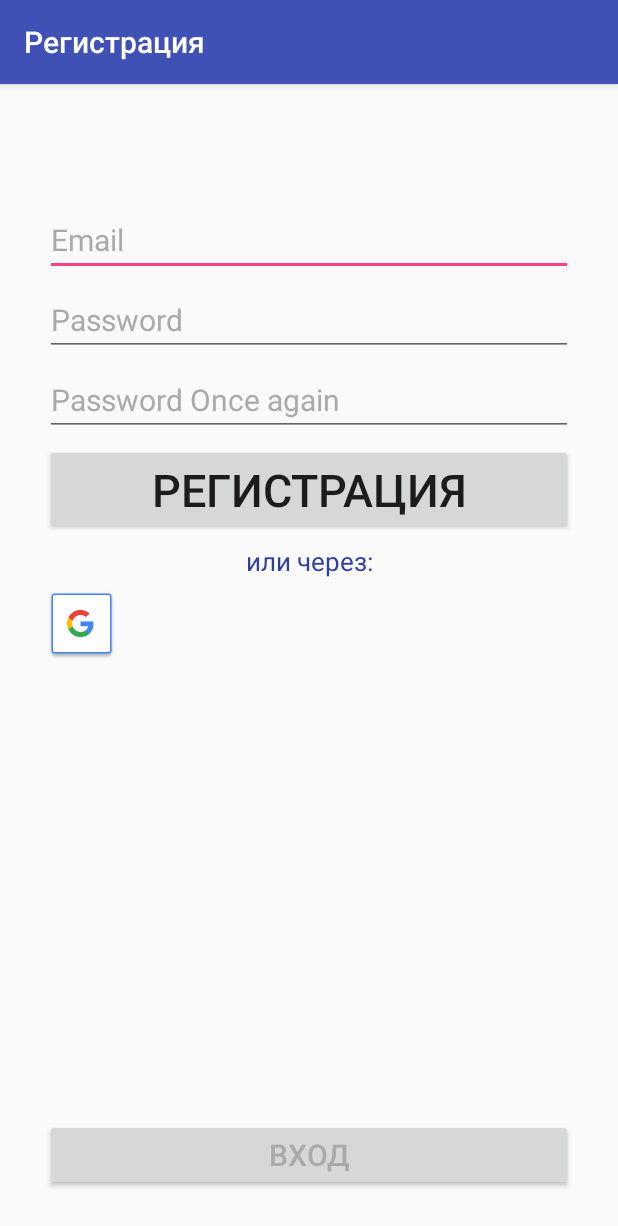
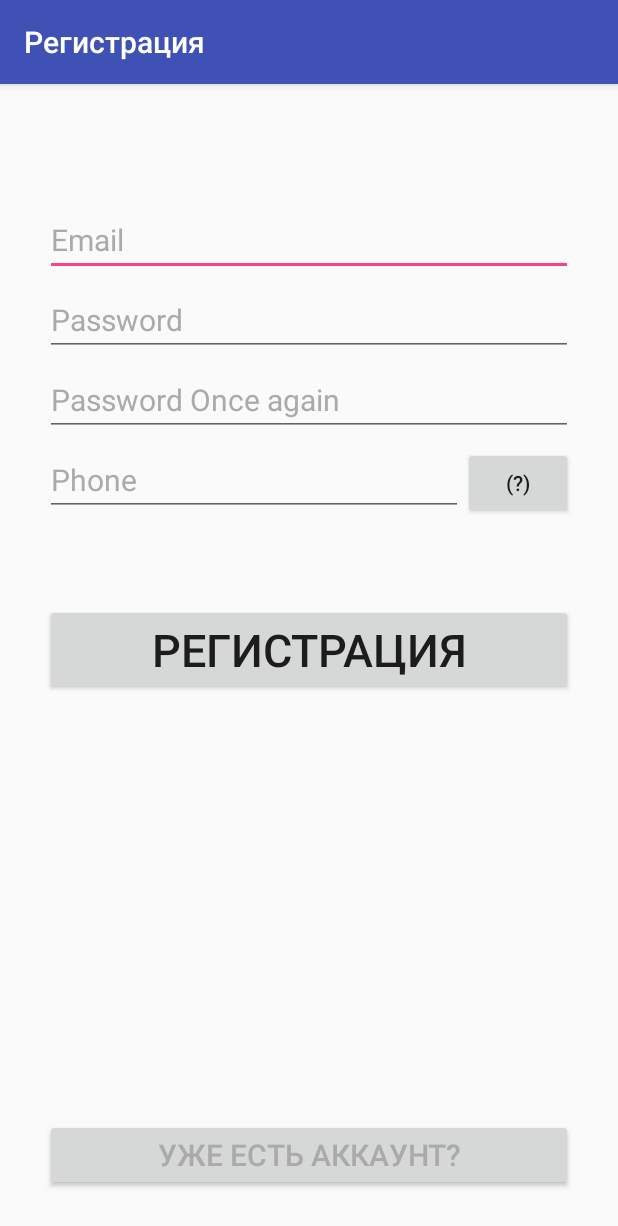
Before and after one commit to vidinalex/Nareznoy, an Android app: the LoginActivity screen opened directly, with no data from a screen before it, after a tap on "Register Here!", on a phone screen of 412 x 824 dp. Shown: the top 1226 px of the screen. Run offline under Robolectric (Android 15) with nearby library versions, the phone set to English and light mode, and no system bars; our stand-ins replace Firebase (no records; nobody signed in at launch, a user with empty details on screens opened directly).

Commit message:
-пиздец

```diff
--- a/app/src/main/java/com/example/vidinalex/helpme/LoginActivity.java
+++ b/app/src/main/java/com/example/vidinalex/helpme/LoginActivity.java
@@ -37,7 +37,7 @@ public class LoginActivity extends AppCompatActivity implements View.OnClickList
     @Override
     protected void onCreate(Bundle savedInstanceState) {
         super.onCreate(savedInstanceState);
-        setContentView(R.layout.activity_login);
+        setContentView(R.layout.activity_email_login);
         mSettings = getSharedPreferences(APP_PREFERENCES, Context.MODE_PRIVATE);
         mSettings2 = getSharedPreferences(APP_PREFERENCES2, Context.MODE_PRIVATE);
 
@@ -70,7 +70,7 @@ public class LoginActivity extends AppCompatActivity implements View.OnClickList
         refToReg.setOnClickListener(new View.OnClickListener() {
             @Override
             public void onClick(View view) {
-                Intent intent = new Intent(LoginActivity.this, RegisterActivity.class);
+                Intent intent = new Intent(LoginActivity.this, EmailRegistrationActivity.class);
                 LoginActivity.this.startActivity(intent);
                 closeActivity();
 
@@ -81,7 +81,7 @@ public class LoginActivity extends AppCompatActivity implements View.OnClickList
 
 
         findViewById(R.id.bLogin).setOnClickListener(this);
-        //findViewById(R.id.bRegister).setOnClickListener(this);
+        findViewById(R.id.refToPhone).setOnClickListener(this);
     }
 
     @Override
@@ -90,6 +90,12 @@ public class LoginActivity extends AppCompatActivity implements View.OnClickList
         {
             if(!ETemail.getText().toString().equals("") && !ETpassword.getText().toString().equals(""))
             signin(ETemail.getText().toString(),ETpassword.getText().toString());
+        }
+        if(view.getId() == R.id.refToPhone)
+        {
+            Intent intent = new Intent(LoginActivity.this, PhoneLoginActivity.class);
+            startActivity(intent);
+
         }
     }
 
--- a/app/src/main/java/com/example/vidinalex/helpme/ProfileActivity.java
+++ b/app/src/main/java/com/example/vidinalex/helpme/ProfileActivity.java
@@ -41,8 +41,9 @@ public class ProfileActivity extends AppCompatActivity{
 
         final TextView gmail = findViewById(R.id.gmail);
 
-        DatabaseReference userDatabaseReference = firebaseDatabase.getReference("users").child(firebaseAuth.getUid());
+        DatabaseReference userDatabaseReference = firebaseDatabase.getReference("users").child(firebaseAuth.getCurrentUser().getUid());
 
+        //TODO если заходит с телефона - вылет(
 
             userDatabaseReference.child("gmail").addListenerForSingleValueEvent(new ValueEventListener() {
                 @Override
@@ -55,6 +56,8 @@ public class ProfileActivity extends AppCompatActivity{
 
                 }
             });
+
+
 
         final TextView points = findViewById(R.id.points);
 
--- a/app/src/main/java/com/example/vidinalex/helpme/RegisterActivity.java
+++ /dev/null
@@ -1,127 +0,0 @@
-package com.example.vidinalex.helpme;
-
-import android.content.Intent;
-import android.os.Bundle;
-import android.support.annotation.NonNull;
-import android.support.v7.app.AppCompatActivity;
-import android.view.View;
-import android.widget.Button;
-import android.widget.EditText;
-import android.widget.Toast;
-
-import com.google.android.gms.tasks.OnCompleteListener;
-import com.google.android.gms.tasks.Task;
-import com.google.firebase.auth.AuthResult;
-import com.google.firebase.auth.FirebaseAuth;
-import com.google.firebase.auth.FirebaseUser;
-import com.google.firebase.database.DatabaseReference;
-import com.google.firebase.database.FirebaseDatabase;
-
-
-public class RegisterActivity extends AppCompatActivity implements View.OnClickListener{
-
-    private FirebaseAuth mAuth;
-    private FirebaseDatabase firebaseDatabase;
-
-    private EditText ETemail;
-    private EditText ETpassword;
-    private EditText ETpasswordConfirmation;
-    private Button refToLog;
-    private FirebaseAuth.AuthStateListener mAuthListener;
-
-    @Override
-    protected void onCreate(Bundle savedInstanceState) {
-        super.onCreate(savedInstanceState);
-        setContentView(R.layout.activity_register);
-
-        mAuth = FirebaseAuth.getInstance();
-
-        mAuthListener = new FirebaseAuth.AuthStateListener() {
-            @Override
-            public void onAuthStateChanged(@NonNull FirebaseAuth firebaseAuth) {
-                FirebaseUser user = firebaseAuth.getCurrentUser();
-                if (user != null) {
-                    // User is signed in
-
-                } else {
-                    // User is signed out
-
-                }
-
-            }
-        };
-
-        ETemail = (EditText) findViewById(R.id.etEmail);
-        ETpassword = (EditText) findViewById(R.id.etPassword);
-        ETpasswordConfirmation = (EditText) findViewById(R.id.etPasswordConfirmation);
-        refToLog = (Button) findViewById(R.id.bRefLogin);
-
-        //findViewById(R.id.bLogin).setOnClickListener(this);
-        findViewById(R.id.bRegister).setOnClickListener(this);
-
-        refToLog.setOnClickListener(new View.OnClickListener() {
-            @Override
-            public void onClick(View view) {
-                Intent intent = new Intent(RegisterActivity.this, LoginActivity.class);
-                RegisterActivity.this.startActivity(intent);
-                closeActivity();
-            }
-        });
-    }
-
-
-
-    @Override
-    public void onClick(View view) {
-        if (view.getId() == R.id.bRegister) {
-            String email = ETemail.getText().toString();
-            if(email.substring(0, email.indexOf("@")).length() >=6)
-            {
-                if (ETpassword.getText().toString().length() >= 6)
-                {
-                   if (ETpassword.getText().toString().equals(ETpasswordConfirmation.getText().toString()))
-                       registration(ETemail.getText().toString(), ETpassword.getText().toString());
-                   else
-                       Toast.makeText(RegisterActivity.this, "Пароли не совпадают", Toast.LENGTH_SHORT).show();
-                }
-                else
-                {
-                    Toast.makeText(RegisterActivity.this, "Пароль не меенее 6 символов", Toast.LENGTH_SHORT).show();
-                }
-            }
-            else
-                Toast.makeText(RegisterActivity.this, "Имэйл не менее 6 символов", Toast.LENGTH_SHORT).show();
-        }
-
-    }
-
-
-    public void registration (final String email , String password) {
-
-
-            mAuth.createUserWithEmailAndPassword(email, password).addOnCompleteListener(this, new OnCompleteListener<AuthResult>() {
-                @Override
-                public void onComplete(@NonNull Task<AuthResult> task) {
-                    if (task.isSuccessful()) {
-                        Toast.makeText(RegisterActivity.this, "Регистрация успешна", Toast.LENGTH_SHORT).show();
-
-                        firebaseDatabase = FirebaseDatabase.getInstance();
-                        DatabaseReference databaseReference = firebaseDatabase.getReference("users").child(mAuth.getUid());
-                        databaseReference.child("gmail").setValue(email);
-                        databaseReference.child("points").setValue(0);
-
-                        Intent intent = new Intent(RegisterActivity.this, LoginActivity.class);
-                        RegisterActivity.this.startActivity(intent);
-                        closeActivity();
-
-                    } else
-                        Toast.makeText(RegisterActivity.this, "Пользователь с таким имэйлом уже есть", Toast.LENGTH_SHORT).show();
-                }
-            });
-
-    }
-
-    private void closeActivity() {
-        this.finish();
-    }
-}
--- a/app/src/main/res/layout/activity_register.xml
+++ b/app/src/main/res/layout/activity_email_registration.xml
@@ -4,7 +4,7 @@
     xmlns:tools="http://schemas.android.com/tools"
     android:layout_width="match_parent"
     android:layout_height="match_parent"
-    tools:context=".RegisterActivity">
+    tools:context=".EmailRegistrationActivity">
     <LinearLayout
         xmlns:android="http://schemas.android.com/apk/res/android"
         android:id="@+id/activity_main"
@@ -47,6 +47,44 @@
             android:textColor="@android:color/darker_gray"
             android:inputType="textPassword" />
 
+        <LinearLayout
+            android:layout_marginTop="5dp"
+            android:layout_width="match_parent"
+            android:layout_height="wrap_content">
+
+            <EditText
+                android:id="@+id/etPhoneNumber"
+                android:layout_width="match_parent"
+                android:layout_height="wrap_content"
+                android:textColorHint="@android:color/darker_gray"
+                android:textSize="20sp"
+                android:textColor="@android:color/darker_gray"
+                android:inputType="phone"
+                android:hint="Phone"
+                android:layout_weight="5"
+                />
+            <Button
+                android:layout_width="wrap_content"
+                android:layout_height="wrap_content"
+                android:text="(?)"
+                android:layout_weight="1"
+                android:id="@+id/bPhoneHelp"
+                />
+
+        </LinearLayout>
+
+        <EditText
+            android:layout_marginTop="5dp"
+            android:id="@+id/etConfirmationCode"
+            android:textColorHint="@android:color/darker_gray"
+            android:layout_width="match_parent"
+            android:layout_height="wrap_content"
+            android:hint="Код подтверждения"
+            android:textSize="20sp"
+            android:visibility="invisible"
+            android:textColor="@android:color/darker_gray"
+            android:inputType="number" />
+
 
         <Button
             android:layout_marginTop="5dp"
@@ -56,27 +94,6 @@
             android:textSize="30sp"
             android:text="РЕГИСТРАЦИЯ" />
 
-        <TextView
-            android:layout_marginTop="5dp"
-            android:layout_width="match_parent"
-            android:layout_height="wrap_content"
-            android:textSize="17sp"
-            android:text="или через:"
-            android:gravity="center_horizontal"
-            android:textColor="@color/colorPrimaryDark"/>
-
-        <LinearLayout
-            android:layout_marginTop="5dp"
-            android:layout_width="match_parent"
-            android:layout_height="wrap_content"
-            android:orientation="horizontal">
-
-            <ImageView
-                android:layout_width="wrap_content"
-                android:layout_height="wrap_content"
-                android:src="@drawable/common_google_signin_btn_icon_dark"/>
-
-        </LinearLayout>
 
         <RelativeLayout
             android:layout_width="match_parent"
@@ -88,7 +105,7 @@
                 android:layout_height="wrap_content"
                 android:layout_alignParentBottom="true"
                 android:id="@+id/bRefLogin"
-                android:text="ВХОД"
+                android:text="УЖЕ ЕСТЬ АККАУНТ?"
                 android:textColor="@android:color/darker_gray"
                 android:textSize="20sp"
                 />
```
Also changed, not shown: app/build.gradle (+4 -4 lines), app/src/main/AndroidManifest.xml (+13 -9 lines), app/src/main/java/com/example/vidinalex/helpme/EmailRegistrationActivity.java (added, +235 -0 lines), app/src/main/java/com/example/vidinalex/helpme/PhoneLoginActivity.java (added, +144 -0 lines), app/src/main/res/layout/activity_email_login.xml (renamed from app/src/main/res/layout/activity_login.xml, +13 -0 lines), app/src/main/res/layout/activity_phone_login.xml (added, +100 -0 lines). Lines whose indentation alone changed are shown as unchanged.
